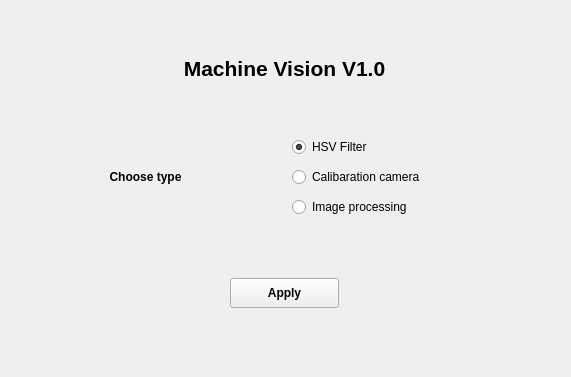
First picture: the form in ui/main.ui, repository quanglv1996/image-processing-cv2, before the edit.
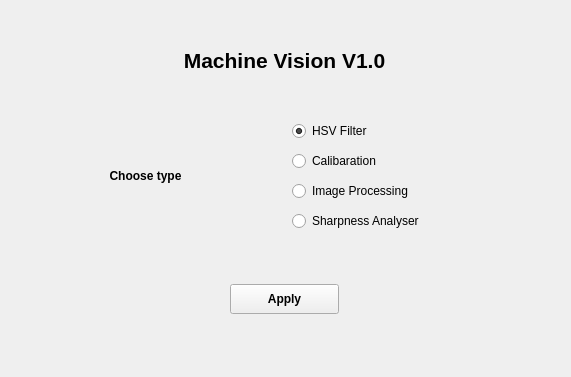
Second picture: the form after the edit.

Commit message: Update Camera Sharpness Analyzer

```diff
--- a/ui/main.ui
+++ b/ui/main.ui
@@ -13,7 +13,7 @@
   <property name="windowTitle">
    <string>Form</string>
   </property>
-  <widget class="QWidget" name="">
+  <widget class="QWidget" name="layoutWidget">
    <property name="geometry">
     <rect>
      <x>9</x>
@@ -106,14 +106,21 @@
         <item>
          <widget class="QRadioButton" name="radioButtonCalibration">
           <property name="text">
-           <string>Calibaration camera</string>
+           <string>Calibaration</string>
           </property>
          </widget>
         </item>
         <item>
          <widget class="QRadioButton" name="radioButtonImageProcessing">
           <property name="text">
-           <string>Image processing</string>
+           <string>Image Processing</string>
+          </property>
+         </widget>
+        </item>
+        <item>
+         <widget class="QRadioButton" name="radioButtonSharpnessAnalyzer">
+          <property name="text">
+           <string>Sharpness Analyser</string>
           </property>
          </widget>
         </item>
```
The commit also changes 12 other files.
